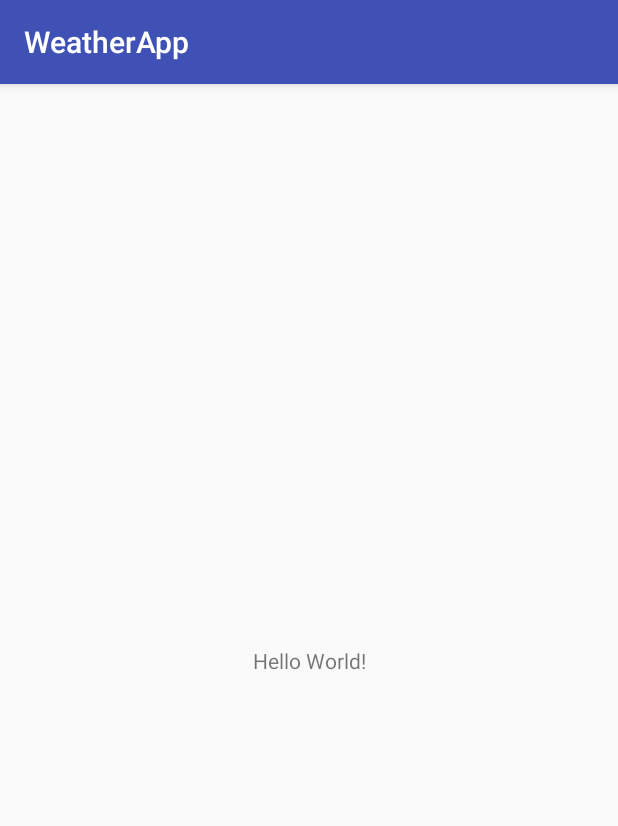
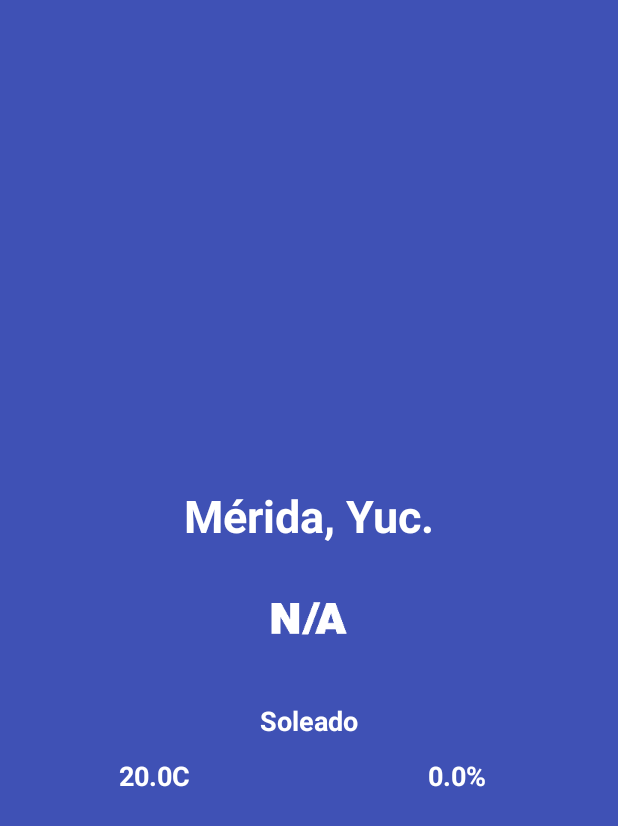
Before and after one commit to alfonsod1986/weather-retrofit-rxjava, an Android app: the screen it shows after launch (MainActivity), on a phone screen of 412 x 824 dp. Shown: the top 826 px of the screen. Run offline under Robolectric (Android 15) with nearby library versions, the phone set to English and light mode, and no system bars.

Commit message:
Creacion de interfaz WeatherApp

```diff
--- a/app/src/main/res/layout/activity_main.xml
+++ b/app/src/main/res/layout/activity_main.xml
@@ -4,15 +4,80 @@
     xmlns:tools="http://schemas.android.com/tools"
     android:layout_width="match_parent"
     android:layout_height="match_parent"
-    tools:context=".MainActivity">
+    android:background="@color/colorPrimary"
+    tools:context=".MainActivity"
+    tools:layout_editor_absoluteY="25dp">
+
+    <ImageView
+        android:id="@+id/imageView2"
+        android:layout_width="wrap_content"
+        android:layout_height="wrap_content"
+        android:layout_marginBottom="8dp"
+        android:layout_marginEnd="8dp"
+        android:layout_marginStart="8dp"
+        android:layout_marginTop="8dp"
+        app:layout_constraintBottom_toBottomOf="parent"
+        app:layout_constraintEnd_toEndOf="parent"
+        app:layout_constraintStart_toStartOf="parent"
+        app:layout_constraintTop_toTopOf="parent"
+        app:srcCompat="@mipmap/na" />
 
     <TextView
+        android:id="@+id/main_txt_location"
+        android:layout_width="0dp"
+        android:layout_height="wrap_content"
+        android:layout_marginBottom="8dp"
+        android:layout_marginEnd="8dp"
+        android:layout_marginStart="8dp"
+        android:text="@string/lbl_txt_location"
+        android:textSize="30sp"
+        app:layout_constraintBottom_toTopOf="@+id/imageView2"
+        app:layout_constraintEnd_toEndOf="parent"
+        app:layout_constraintStart_toStartOf="parent" />
+
+    <TextView
+        android:id="@+id/main_txt_description"
         android:layout_width="wrap_content"
         android:layout_height="wrap_content"
-        android:text="Hello World!"
-        app:layout_constraintBottom_toBottomOf="parent"
-        app:layout_constraintLeft_toLeftOf="parent"
-        app:layout_constraintRight_toRightOf="parent"
-        app:layout_constraintTop_toTopOf="parent" />
+        android:layout_marginEnd="8dp"
+        android:layout_marginStart="8dp"
+        android:layout_marginTop="16dp"
+        android:text="@string/lbl_txt_description"
+        android:textSize="18sp"
+        app:layout_constraintEnd_toEndOf="parent"
+        app:layout_constraintStart_toStartOf="parent"
+        app:layout_constraintTop_toBottomOf="@+id/imageView2" />
 
+    <android.support.constraint.Guideline
+        android:id="@+id/guideline"
+        android:layout_width="wrap_content"
+        android:layout_height="wrap_content"
+        android:orientation="vertical"
+        app:layout_constraintGuide_percent="0.5" />
+
+    <TextView
+        android:id="@+id/main_txt_temperature"
+        android:layout_width="0dp"
+        android:layout_height="wrap_content"
+        android:layout_marginEnd="8dp"
+        android:layout_marginStart="8dp"
+        android:layout_marginTop="12dp"
+        android:text="@string/lbl_txt_temperature"
+        android:textSize="18sp"
+        app:layout_constraintEnd_toStartOf="@+id/guideline"
+        app:layout_constraintStart_toStartOf="parent"
+        app:layout_constraintTop_toBottomOf="@+id/main_txt_description" />
+
+    <TextView
+        android:id="@+id/main_txt_precipitation"
+        android:layout_width="0dp"
+        android:layout_height="wrap_content"
+        android:layout_marginEnd="8dp"
+        android:layout_marginStart="8dp"
+        android:layout_marginTop="12dp"
+        android:text="@string/lbl_txt_precipitation"
+        android:textSize="18sp"
+        app:layout_constraintEnd_toEndOf="parent"
+        app:layout_constraintStart_toEndOf="@+id/main_txt_temperature"
+        app:layout_constraintTop_toBottomOf="@+id/main_txt_description" />
 </android.support.constraint.ConstraintLayout>
--- a/app/src/main/res/values/strings.xml
+++ b/app/src/main/res/values/strings.xml
@@ -1,3 +1,7 @@
 <resources>
     <string name="app_name">WeatherApp</string>
+    <string name="lbl_txt_location">Mérida, Yuc.</string>
+    <string name="lbl_txt_description">Soleado</string>
+    <string name="lbl_txt_temperature">20.0C</string>
+    <string name="lbl_txt_precipitation">0.0%</string>
 </resources>
--- a/app/src/main/res/values/styles.xml
+++ b/app/src/main/res/values/styles.xml
@@ -1,11 +1,14 @@
 <resources>
 
     <!-- Base application theme. -->
-    <style name="AppTheme" parent="Theme.AppCompat.Light.DarkActionBar">
+    <style name="AppTheme" parent="Theme.AppCompat.Light.NoActionBar">
         <!-- Customize your theme here. -->
         <item name="colorPrimary">@color/colorPrimary</item>
         <item name="colorPrimaryDark">@color/colorPrimaryDark</item>
         <item name="colorAccent">@color/colorAccent</item>
+        <item name="android:textColor">@android:color/white</item>
+        <item name="android:textAlignment">center</item>
+        <item name="android:textStyle">bold</item>
     </style>
 
 </resources>
```
